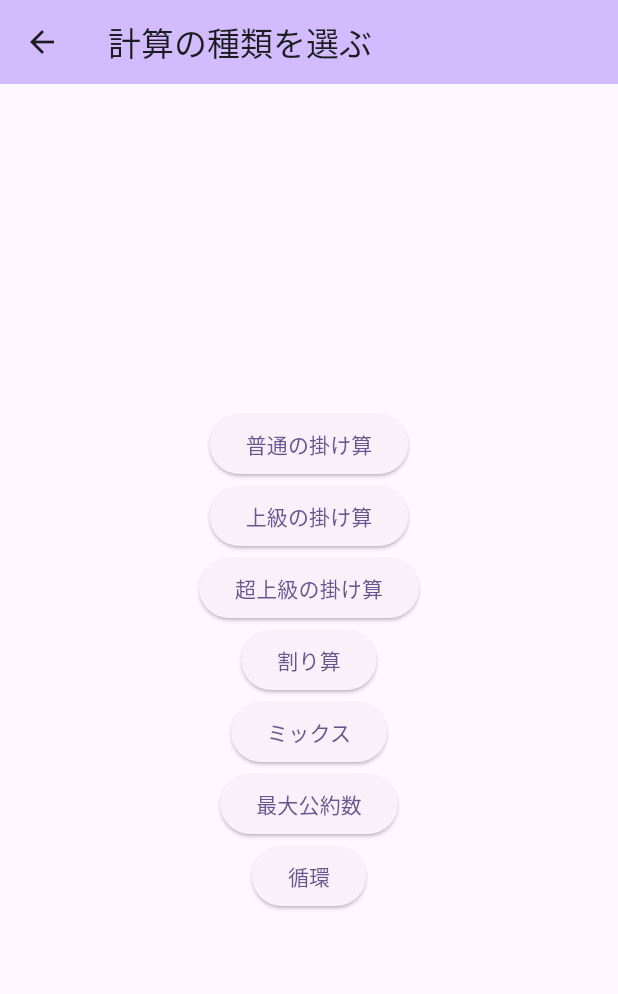
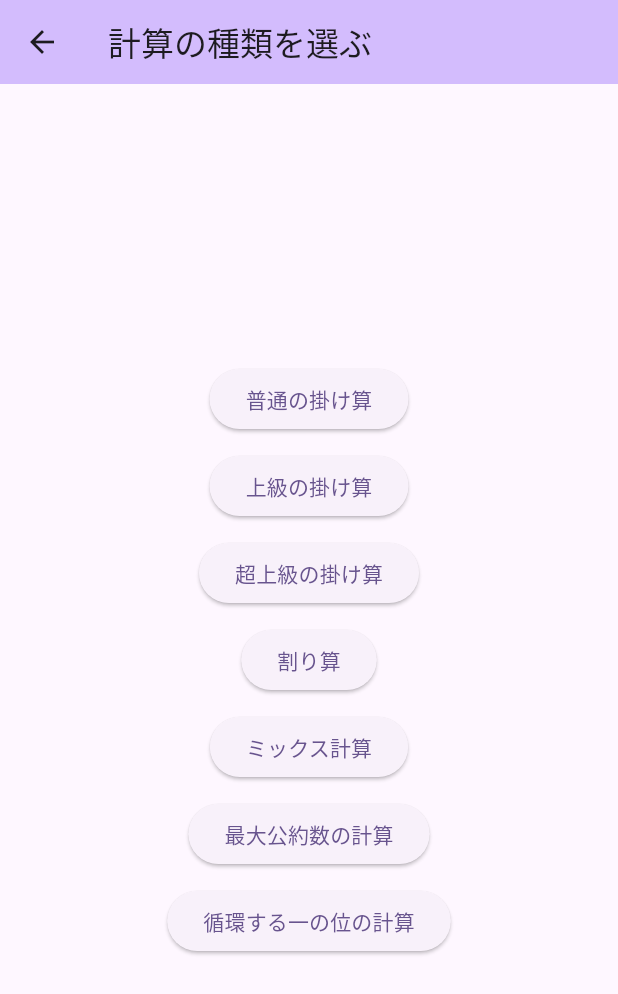
Before and after one commit to kazukingyamamoto-tech/Calculation_Practice, a Flutter app: the screen it shows after launch, after a tap on "100マス計算をする", on a phone screen of 412 x 824 dp. Shown: the top 994 px of the screen. Run offline on Flutter 3.47's test engine with Material 3 defaults, Android fonts, the phone set to English and light mode, and no system bars; our stand-ins replace fl_chart, shared_preferences.

Commit message:
change row and col

```diff
--- a/lib/screen/homaPage.dart
+++ b/lib/screen/homaPage.dart
@@ -32,6 +32,7 @@ class _MyHomePageState extends State<MyHomePage> {
               },
               child: const Text('100マス計算をする'),
             ),
+            SizedBox(height: 10,),
             ElevatedButton(
               onPressed: () {
                 Navigator.push(
--- a/lib/screen/selectModeScreen.dart
+++ b/lib/screen/selectModeScreen.dart
@@ -31,6 +31,7 @@ class _SelectModeScreenState extends State<SelectModeScreen> {
               },
               child: const Text('普通の掛け算'),
             ),
+            SizedBox(height: 10,),
             ElevatedButton(
               onPressed: () {
                 Navigator.push(
@@ -41,7 +42,9 @@ class _SelectModeScreenState extends State<SelectModeScreen> {
                 );
               },
               child: const Text('上級の掛け算'),
-            ),ElevatedButton(
+            ),
+            SizedBox(height: 10,),
+            ElevatedButton(
               onPressed: () {
                 Navigator.push(
                   context,
@@ -52,6 +55,7 @@ class _SelectModeScreenState extends State<SelectModeScreen> {
               },
               child: const Text('超上級の掛け算'),
             ),
+            SizedBox(height: 10,),
             ElevatedButton(
               onPressed: () {
                 Navigator.push(
@@ -63,6 +67,7 @@ class _SelectModeScreenState extends State<SelectModeScreen> {
               },
               child: const Text('割り算'),
             ),
+            SizedBox(height: 10,),
             ElevatedButton(
               onPressed: () {
                 Navigator.push(
@@ -72,8 +77,10 @@ class _SelectModeScreenState extends State<SelectModeScreen> {
                   ),
                 );
               },
-              child: const Text('ミックス'),
-            ),ElevatedButton(
+              child: const Text('ミックス計算'),
+            ),
+            SizedBox(height: 10,),
+            ElevatedButton(
               onPressed: () {
                 Navigator.push(
                   context,
@@ -82,8 +89,9 @@ class _SelectModeScreenState extends State<SelectModeScreen> {
                   ),
                 );
               },
-              child: const Text('最大公約数'),
+              child: const Text('最大公約数の計算'),
             ),
+            SizedBox(height: 10,),
             ElevatedButton(
               onPressed: () {
                 Navigator.push(
@@ -93,7 +101,7 @@ class _SelectModeScreenState extends State<SelectModeScreen> {
                   ),
                 );
               },
-              child: const Text('循環'),
+              child: const Text('循環する一の位の計算'),
             ),
           ],
         ),
```
Also changed, not shown: lib/logic/calculateAnswerLogic.dart (+4 -4 lines), lib/logic/templateGrid.dart (+5 -2 lines).
